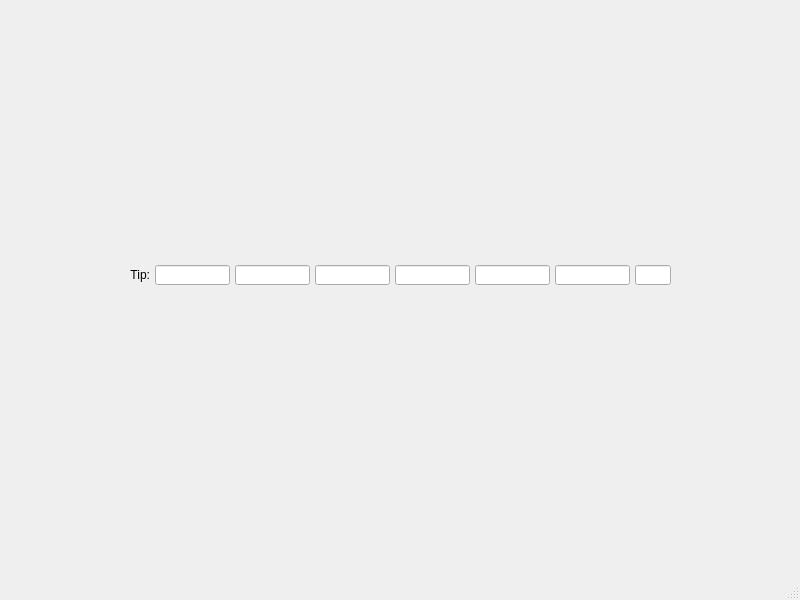
This is URModuleApp/op/ui/untitled.ui in nmarks99/URModuleIOC as Qt 5 draws it before an edit. The edited form follows.
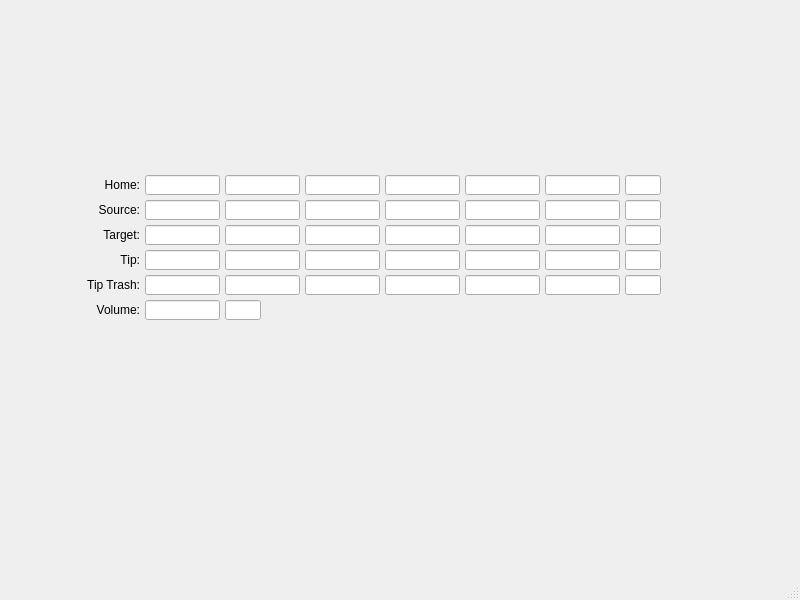
This is the edited form. Custom widgets are drawn as their Qt base class.

Commit message: fix url arg names,add pipette transfer to ui

Diff of the .ui file:
```diff
--- a/URModuleApp/op/ui/untitled.ui
+++ b/URModuleApp/op/ui/untitled.ui
@@ -14,33 +14,454 @@
    <string>MainWindow</string>
   </property>
   <widget class="QWidget" name="centralwidget">
-   <widget class="QLabel" name="label_22">
-    <property name="geometry">
-     <rect>
-      <x>75</x>
-      <y>265</y>
-      <width>75</width>
-      <height>19</height>
-     </rect>
-    </property>
-    <property name="text">
-     <string>Tip:</string>
-    </property>
-    <property name="alignment">
-     <set>Qt::AlignRight|Qt::AlignTrailing|Qt::AlignVCenter</set>
-    </property>
-   </widget>
    <widget class="caTextEntry" name="catextentry_73">
     <property name="geometry">
      <rect>
-      <x>395</x>
-      <y>265</y>
+      <x>385</x>
+      <y>225</y>
       <width>75</width>
       <height>20</height>
      </rect>
     </property>
     <property name="channel" stdset="0">
-     <string notr="true">$(P)$(R)PipettePMS:Tip4.VAL</string>
+     <string notr="true">$(P)$(R)PipetteTransfer:Target4.VAL</string>
+    </property>
+    <property name="background">
+     <color>
+      <red>115</red>
+      <green>223</green>
+      <blue>255</blue>
+     </color>
+    </property>
+    <property name="colorMode">
+     <enum>caLineEdit::Static</enum>
+    </property>
+   </widget>
+   <widget class="caTextEntry" name="catextentry_72">
+    <property name="geometry">
+     <rect>
+      <x>385</x>
+      <y>175</y>
+      <width>75</width>
+      <height>20</height>
+     </rect>
+    </property>
+    <property name="channel" stdset="0">
+     <string notr="true">$(P)$(R)PipetteTransfer:Home4.VAL</string>
+    </property>
+    <property name="background">
+     <color>
+      <red>115</red>
+      <green>223</green>
+      <blue>255</blue>
+     </color>
+    </property>
+    <property name="colorMode">
+     <enum>caLineEdit::Static</enum>
+    </property>
+   </widget>
+   <widget class="caTextEntry" name="catextentry_58">
+    <property name="geometry">
+     <rect>
+      <x>145</x>
+      <y>175</y>
+      <width>75</width>
+      <height>20</height>
+     </rect>
+    </property>
+    <property name="channel" stdset="0">
+     <string notr="true">$(P)$(R)PipetteTransfer:Home1.VAL</string>
+    </property>
+    <property name="background">
+     <color>
+      <red>115</red>
+      <green>223</green>
+      <blue>255</blue>
+     </color>
+    </property>
+    <property name="colorMode">
+     <enum>caLineEdit::Static</enum>
+    </property>
+   </widget>
+   <widget class="QLabel" name="label_25">
+    <property name="geometry">
+     <rect>
+      <x>65</x>
+      <y>250</y>
+      <width>75</width>
+      <height>19</height>
+     </rect>
+    </property>
+    <property name="text">
+     <string>Tip:</string>
+    </property>
+    <property name="alignment">
+     <set>Qt::AlignRight|Qt::AlignTrailing|Qt::AlignVCenter</set>
+    </property>
+   </widget>
+   <widget class="caTextEntry" name="catextentry_74">
+    <property name="geometry">
+     <rect>
+      <x>225</x>
+      <y>175</y>
+      <width>75</width>
+      <height>20</height>
+     </rect>
+    </property>
+    <property name="channel" stdset="0">
+     <string notr="true">$(P)$(R)PipetteTransfer:Home2.VAL</string>
+    </property>
+    <property name="background">
+     <color>
+      <red>115</red>
+      <green>223</green>
+      <blue>255</blue>
+     </color>
+    </property>
+    <property name="colorMode">
+     <enum>caLineEdit::Static</enum>
+    </property>
+   </widget>
+   <widget class="caTextEntry" name="catextentry_59">
+    <property name="geometry">
+     <rect>
+      <x>305</x>
+      <y>175</y>
+      <width>75</width>
+      <height>20</height>
+     </rect>
+    </property>
+    <property name="channel" stdset="0">
+     <string notr="true">$(P)$(R)PipetteTransfer:Home3.VAL</string>
+    </property>
+    <property name="background">
+     <color>
+      <red>115</red>
+      <green>223</green>
+      <blue>255</blue>
+     </color>
+    </property>
+    <property name="colorMode">
+     <enum>caLineEdit::Static</enum>
+    </property>
+   </widget>
+   <widget class="caLineEdit" name="calineedit_6">
+    <property name="geometry">
+     <rect>
+      <x>625</x>
+      <y>175</y>
+      <width>36</width>
+      <height>20</height>
+     </rect>
+    </property>
+    <property name="channel" stdset="0">
+     <string notr="true">$(P)$(R)PipetteTransfer:Home1.EGU</string>
+    </property>
+    <property name="foreground">
+     <color>
+      <red>0</red>
+      <green>0</green>
+      <blue>255</blue>
+     </color>
+    </property>
+    <property name="background">
+     <color>
+      <red>218</red>
+      <green>218</green>
+      <blue>218</blue>
+     </color>
+    </property>
+    <property name="colorMode">
+     <enum>caLineEdit::Static</enum>
+    </property>
+   </widget>
+   <widget class="caLineEdit" name="calineedit_10">
+    <property name="geometry">
+     <rect>
+      <x>225</x>
+      <y>300</y>
+      <width>36</width>
+      <height>20</height>
+     </rect>
+    </property>
+    <property name="channel" stdset="0">
+     <string notr="true">$(P)$(R)PipetteTransfer:Volume.EGU</string>
+    </property>
+    <property name="foreground">
+     <color>
+      <red>0</red>
+      <green>0</green>
+      <blue>255</blue>
+     </color>
+    </property>
+    <property name="background">
+     <color>
+      <red>218</red>
+      <green>218</green>
+      <blue>218</blue>
+     </color>
+    </property>
+    <property name="colorMode">
+     <enum>caLineEdit::Static</enum>
+    </property>
+   </widget>
+   <widget class="QLabel" name="label_24">
+    <property name="geometry">
+     <rect>
+      <x>65</x>
+      <y>200</y>
+      <width>75</width>
+      <height>19</height>
+     </rect>
+    </property>
+    <property name="text">
+     <string>Source:</string>
+    </property>
+    <property name="alignment">
+     <set>Qt::AlignRight|Qt::AlignTrailing|Qt::AlignVCenter</set>
+    </property>
+   </widget>
+   <widget class="caTextEntry" name="catextentry_85">
+    <property name="geometry">
+     <rect>
+      <x>465</x>
+      <y>250</y>
+      <width>75</width>
+      <height>20</height>
+     </rect>
+    </property>
+    <property name="channel" stdset="0">
+     <string notr="true">$(P)$(R)PipetteTransfer:Tip5.VAL</string>
+    </property>
+    <property name="background">
+     <color>
+      <red>115</red>
+      <green>223</green>
+      <blue>255</blue>
+     </color>
+    </property>
+    <property name="colorMode">
+     <enum>caLineEdit::Static</enum>
+    </property>
+   </widget>
+   <widget class="caTextEntry" name="catextentry_79">
+    <property name="geometry">
+     <rect>
+      <x>305</x>
+      <y>200</y>
+      <width>75</width>
+      <height>20</height>
+     </rect>
+    </property>
+    <property name="channel" stdset="0">
+     <string notr="true">$(P)$(R)PipetteTransfer:Source3.VAL</string>
+    </property>
+    <property name="background">
+     <color>
+      <red>115</red>
+      <green>223</green>
+      <blue>255</blue>
+     </color>
+    </property>
+    <property name="colorMode">
+     <enum>caLineEdit::Static</enum>
+    </property>
+   </widget>
+   <widget class="caLineEdit" name="calineedit_8">
+    <property name="geometry">
+     <rect>
+      <x>625</x>
+      <y>200</y>
+      <width>36</width>
+      <height>20</height>
+     </rect>
+    </property>
+    <property name="channel" stdset="0">
+     <string notr="true">$(P)$(R)PipetteTransfer:LocationUnits</string>
+    </property>
+    <property name="foreground">
+     <color>
+      <red>0</red>
+      <green>0</green>
+      <blue>255</blue>
+     </color>
+    </property>
+    <property name="background">
+     <color>
+      <red>218</red>
+      <green>218</green>
+      <blue>218</blue>
+     </color>
+    </property>
+    <property name="colorMode">
+     <enum>caLineEdit::Static</enum>
+    </property>
+   </widget>
+   <widget class="caTextEntry" name="catextentry_81">
+    <property name="geometry">
+     <rect>
+      <x>225</x>
+      <y>200</y>
+      <width>75</width>
+      <height>20</height>
+     </rect>
+    </property>
+    <property name="channel" stdset="0">
+     <string notr="true">$(P)$(R)PipetteTransfer:Source2.VAL</string>
+    </property>
+    <property name="background">
+     <color>
+      <red>115</red>
+      <green>223</green>
+      <blue>255</blue>
+     </color>
+    </property>
+    <property name="colorMode">
+     <enum>caLineEdit::Static</enum>
+    </property>
+   </widget>
+   <widget class="caTextEntry" name="catextentry_88">
+    <property name="geometry">
+     <rect>
+      <x>145</x>
+      <y>250</y>
+      <width>75</width>
+      <height>20</height>
+     </rect>
+    </property>
+    <property name="channel" stdset="0">
+     <string notr="true">$(P)$(R)PipetteTransfer:Tip1.VAL</string>
+    </property>
+    <property name="background">
+     <color>
+      <red>115</red>
+      <green>223</green>
+      <blue>255</blue>
+     </color>
+    </property>
+    <property name="colorMode">
+     <enum>caLineEdit::Static</enum>
+    </property>
+   </widget>
+   <widget class="caTextEntry" name="catextentry_70">
+    <property name="geometry">
+     <rect>
+      <x>145</x>
+      <y>300</y>
+      <width>75</width>
+      <height>20</height>
+     </rect>
+    </property>
+    <property name="channel" stdset="0">
+     <string notr="true">$(P)$(R)PipetteTransfer:Volume.VAL</string>
+    </property>
+    <property name="background">
+     <color>
+      <red>115</red>
+      <green>223</green>
+      <blue>255</blue>
+     </color>
+    </property>
+    <property name="colorMode">
+     <enum>caLineEdit::Static</enum>
+    </property>
+   </widget>
+   <widget class="caTextEntry" name="catextentry_86">
+    <property name="geometry">
+     <rect>
+      <x>225</x>
+      <y>250</y>
+      <width>75</width>
+      <height>20</height>
+     </rect>
+    </property>
+    <property name="channel" stdset="0">
+     <string notr="true">$(P)$(R)PipetteTransfer:Tip2.VAL</string>
+    </property>
+    <property name="background">
+     <color>
+      <red>115</red>
+      <green>223</green>
+      <blue>255</blue>
+     </color>
+    </property>
+    <property name="colorMode">
+     <enum>caLineEdit::Static</enum>
+    </property>
+   </widget>
+   <widget class="caTextEntry" name="catextentry_87">
+    <property name="geometry">
+     <rect>
+      <x>545</x>
+      <y>250</y>
+      <width>75</width>
+      <height>20</height>
+     </rect>
+    </property>
+    <property name="channel" stdset="0">
+     <string notr="true">$(P)$(R)PipetteTransfer:Tip6.VAL</string>
+    </property>
+    <property name="background">
+     <color>
+      <red>115</red>
+      <green>223</green>
+      <blue>255</blue>
+     </color>
+    </property>
+    <property name="colorMode">
+     <enum>caLineEdit::Static</enum>
+    </property>
+   </widget>
+   <widget class="caTextEntry" name="catextentry_80">
+    <property name="geometry">
+     <rect>
+      <x>545</x>
+      <y>200</y>
+      <width>75</width>
+      <height>20</height>
+     </rect>
+    </property>
+    <property name="channel" stdset="0">
+     <string notr="true">$(P)$(R)PipetteTransfer:Source6.VAL</string>
+    </property>
+    <property name="background">
+     <color>
+      <red>115</red>
+      <green>223</green>
+      <blue>255</blue>
+     </color>
+    </property>
+    <property name="colorMode">
+     <enum>caLineEdit::Static</enum>
+    </property>
+   </widget>
+   <widget class="QLabel" name="label_21">
+    <property name="geometry">
+     <rect>
+      <x>65</x>
+      <y>175</y>
+      <width>75</width>
+      <height>19</height>
+     </rect>
+    </property>
+    <property name="text">
+     <string>Home:</string>
+    </property>
+    <property name="alignment">
+     <set>Qt::AlignRight|Qt::AlignTrailing|Qt::AlignVCenter</set>
+    </property>
+   </widget>
+   <widget class="caTextEntry" name="catextentry_84">
+    <property name="geometry">
+     <rect>
+      <x>385</x>
+      <y>250</y>
+      <width>75</width>
+      <height>20</height>
+     </rect>
+    </property>
+    <property name="channel" stdset="0">
+     <string notr="true">$(P)$(R)PipetteTransfer:Tip4.VAL</string>
     </property>
     <property name="background">
      <color>
@@ -56,8 +477,8 @@
    <widget class="caTextEntry" name="catextentry_76">
     <property name="geometry">
      <rect>
-      <x>235</x>
-      <y>265</y>
+      <x>225</x>
+      <y>225</y>
       <width>75</width>
       <height>20</height>
      </rect>
@@ -76,40 +497,33 @@
      <enum>caLineEdit::Static</enum>
     </property>
    </widget>
+   <widget class="QLabel" name="label_22">
+    <property name="geometry">
+     <rect>
+      <x>65</x>
+      <y>225</y>
+      <width>75</width>
+      <height>19</height>
+     </rect>
+    </property>
+    <property name="text">
+     <string>Target:</string>
+    </property>
+    <property name="alignment">
+     <set>Qt::AlignRight|Qt::AlignTrailing|Qt::AlignVCenter</set>
+    </property>
+   </widget>
    <widget class="caTextEntry" name="catextentry_61">
     <property name="geometry">
      <rect>
-      <x>475</x>
-      <y>265</y>
+      <x>465</x>
+      <y>225</y>
       <width>75</width>
       <height>20</height>
      </rect>
     </property>
     <property name="channel" stdset="0">
-     <string notr="true">$(P)$(R)PipettePMS:Tip5.VAL</string>
-    </property>
-    <property name="background">
-     <color>
-      <red>115</red>
-      <green>223</green>
-      <blue>255</blue>
-     </color>
-    </property>
-    <property name="colorMode">
-     <enum>caLineEdit::Static</enum>
-    </property>
-   </widget>
-   <widget class="caTextEntry" name="catextentry_71">
-    <property name="geometry">
-     <rect>
-      <x>155</x>
-      <y>265</y>
-      <width>75</width>
-      <height>20</height>
-     </rect>
-    </property>
-    <property name="channel" stdset="0">
-     <string notr="true">$(P)$(R)PipettePMS:Tip1.VAL</string>
+     <string notr="true">$(P)$(R)PipetteTransfer:Target5.VAL</string>
     </property>
     <property name="background">
      <color>
@@ -125,8 +539,8 @@
    <widget class="caTextEntry" name="catextentry_57">
     <property name="geometry">
      <rect>
-      <x>555</x>
-      <y>265</y>
+      <x>545</x>
+      <y>225</y>
       <width>75</width>
       <height>20</height>
      </rect>
@@ -145,17 +559,79 @@
      <enum>caLineEdit::Static</enum>
     </property>
    </widget>
-   <widget class="caTextEntry" name="catextentry_60">
+   <widget class="caTextEntry" name="catextentry_62">
     <property name="geometry">
      <rect>
-      <x>315</x>
-      <y>265</y>
+      <x>545</x>
+      <y>175</y>
       <width>75</width>
       <height>20</height>
      </rect>
     </property>
     <property name="channel" stdset="0">
-     <string notr="true">$(P)$(R)PipettePMS:Tip3.VAL</string>
+     <string notr="true">$(P)$(R)PipetteTransfer:Home6.VAL</string>
+    </property>
+    <property name="background">
+     <color>
+      <red>115</red>
+      <green>223</green>
+      <blue>255</blue>
+     </color>
+    </property>
+    <property name="colorMode">
+     <enum>caLineEdit::Static</enum>
+    </property>
+   </widget>
+   <widget class="QLabel" name="label_23">
+    <property name="geometry">
+     <rect>
+      <x>65</x>
+      <y>300</y>
+      <width>75</width>
+      <height>19</height>
+     </rect>
+    </property>
+    <property name="text">
+     <string>Volume:</string>
+    </property>
+    <property name="alignment">
+     <set>Qt::AlignRight|Qt::AlignTrailing|Qt::AlignVCenter</set>
+    </property>
+   </widget>
+   <widget class="caTextEntry" name="catextentry_78">
+    <property name="geometry">
+     <rect>
+      <x>145</x>
+      <y>200</y>
+      <width>75</width>
+      <height>20</height>
+     </rect>
+    </property>
+    <property name="channel" stdset="0">
+     <string notr="true">$(P)$(R)PipetteTransfer:Source1.VAL</string>
+    </property>
+    <property name="background">
+     <color>
+      <red>115</red>
+      <green>223</green>
+      <blue>255</blue>
+     </color>
+    </property>
+    <property name="colorMode">
+     <enum>caLineEdit::Static</enum>
+    </property>
+   </widget>
+   <widget class="caTextEntry" name="catextentry_71">
+    <property name="geometry">
+     <rect>
+      <x>145</x>
+      <y>225</y>
+      <width>75</width>
+      <height>20</height>
+     </rect>
+    </property>
+    <property name="channel" stdset="0">
+     <string notr="true">$(P)$(R)PipetteTransfer:Target1.VAL</string>
     </property>
     <property name="background">
      <color>
@@ -171,8 +647,8 @@
    <widget class="caLineEdit" name="calineedit_5">
     <property name="geometry">
      <rect>
-      <x>635</x>
-      <y>265</y>
+      <x>625</x>
+      <y>225</y>
       <width>36</width>
       <height>20</height>
      </rect>
@@ -198,6 +674,354 @@
      <enum>caLineEdit::Static</enum>
     </property>
    </widget>
+   <widget class="caTextEntry" name="catextentry_83">
+    <property name="geometry">
+     <rect>
+      <x>305</x>
+      <y>250</y>
+      <width>75</width>
+      <height>20</height>
+     </rect>
+    </property>
+    <property name="channel" stdset="0">
+     <string notr="true">$(P)$(R)PipetteTransfer:Tip3.VAL</string>
+    </property>
+    <property name="background">
+     <color>
+      <red>115</red>
+      <green>223</green>
+      <blue>255</blue>
+     </color>
+    </property>
+    <property name="colorMode">
+     <enum>caLineEdit::Static</enum>
+    </property>
+   </widget>
+   <widget class="caTextEntry" name="catextentry_82">
+    <property name="geometry">
+     <rect>
+      <x>465</x>
+      <y>200</y>
+      <width>75</width>
+      <height>20</height>
+     </rect>
+    </property>
+    <property name="channel" stdset="0">
+     <string notr="true">$(P)$(R)PipetteTransfer:Source5.VAL</string>
+    </property>
+    <property name="background">
+     <color>
+      <red>115</red>
+      <green>223</green>
+      <blue>255</blue>
+     </color>
+    </property>
+    <property name="colorMode">
+     <enum>caLineEdit::Static</enum>
+    </property>
+   </widget>
+   <widget class="caTextEntry" name="catextentry_77">
+    <property name="geometry">
+     <rect>
+      <x>385</x>
+      <y>200</y>
+      <width>75</width>
+      <height>20</height>
+     </rect>
+    </property>
+    <property name="channel" stdset="0">
+     <string notr="true">$(P)$(R)PipetteTransfer:Source4.VAL</string>
+    </property>
+    <property name="background">
+     <color>
+      <red>115</red>
+      <green>223</green>
+      <blue>255</blue>
+     </color>
+    </property>
+    <property name="colorMode">
+     <enum>caLineEdit::Static</enum>
+    </property>
+   </widget>
+   <widget class="caTextEntry" name="catextentry_75">
+    <property name="geometry">
+     <rect>
+      <x>465</x>
+      <y>175</y>
+      <width>75</width>
+      <height>20</height>
+     </rect>
+    </property>
+    <property name="channel" stdset="0">
+     <string notr="true">$(P)$(R)PipetteTransfer:Home5.VAL</string>
+    </property>
+    <property name="background">
+     <color>
+      <red>115</red>
+      <green>223</green>
+      <blue>255</blue>
+     </color>
+    </property>
+    <property name="colorMode">
+     <enum>caLineEdit::Static</enum>
+    </property>
+   </widget>
+   <widget class="caTextEntry" name="catextentry_60">
+    <property name="geometry">
+     <rect>
+      <x>305</x>
+      <y>225</y>
+      <width>75</width>
+      <height>20</height>
+     </rect>
+    </property>
+    <property name="channel" stdset="0">
+     <string notr="true">$(P)$(R)PipetteTransfer:Target3.VAL</string>
+    </property>
+    <property name="background">
+     <color>
+      <red>115</red>
+      <green>223</green>
+      <blue>255</blue>
+     </color>
+    </property>
+    <property name="colorMode">
+     <enum>caLineEdit::Static</enum>
+    </property>
+   </widget>
+   <widget class="caLineEdit" name="calineedit_9">
+    <property name="geometry">
+     <rect>
+      <x>625</x>
+      <y>250</y>
+      <width>36</width>
+      <height>20</height>
+     </rect>
+    </property>
+    <property name="channel" stdset="0">
+     <string notr="true">$(P)$(R)PipetteTransfer:LocationUnits</string>
+    </property>
+    <property name="foreground">
+     <color>
+      <red>0</red>
+      <green>0</green>
+      <blue>255</blue>
+     </color>
+    </property>
+    <property name="background">
+     <color>
+      <red>218</red>
+      <green>218</green>
+      <blue>218</blue>
+     </color>
+    </property>
+    <property name="colorMode">
+     <enum>caLineEdit::Static</enum>
+    </property>
+   </widget>
+   <widget class="caLineEdit" name="calineedit_4">
+    <property name="geometry">
+     <rect>
+      <x>625</x>
+      <y>275</y>
+      <width>36</width>
+      <height>20</height>
+     </rect>
+    </property>
+    <property name="channel" stdset="0">
+     <string notr="true">$(P)$(R)PipetteTransfer:LocationUnits</string>
+    </property>
+    <property name="foreground">
+     <color>
+      <red>0</red>
+      <green>0</green>
+      <blue>255</blue>
+     </color>
+    </property>
+    <property name="background">
+     <color>
+      <red>218</red>
+      <green>218</green>
+      <blue>218</blue>
+     </color>
+    </property>
+    <property name="colorMode">
+     <enum>caLineEdit::Static</enum>
+    </property>
+   </widget>
+   <widget class="caTextEntry" name="catextentry_65">
+    <property name="geometry">
+     <rect>
+      <x>465</x>
+      <y>275</y>
+      <width>75</width>
+      <height>20</height>
+     </rect>
+    </property>
+    <property name="channel" stdset="0">
+     <string notr="true">$(P)$(R)PipetteTransfer:TipTrash5.VAL</string>
+    </property>
+    <property name="background">
+     <color>
+      <red>115</red>
+      <green>223</green>
+      <blue>255</blue>
+     </color>
+    </property>
+    <property name="colorMode">
+     <enum>caLineEdit::Static</enum>
+    </property>
+   </widget>
+   <widget class="caTextEntry" name="catextentry_66">
+    <property name="geometry">
+     <rect>
+      <x>225</x>
+      <y>275</y>
+      <width>75</width>
+      <height>20</height>
+     </rect>
+    </property>
+    <property name="channel" stdset="0">
+     <string notr="true">$(P)$(R)PipetteTransfer:TipTrash2.VAL</string>
+    </property>
+    <property name="background">
+     <color>
+      <red>115</red>
+      <green>223</green>
+      <blue>255</blue>
+     </color>
+    </property>
+    <property name="colorMode">
+     <enum>caLineEdit::Static</enum>
+    </property>
+   </widget>
+   <widget class="caTextEntry" name="catextentry_67">
+    <property name="geometry">
+     <rect>
+      <x>305</x>
+      <y>275</y>
+      <width>75</width>
+      <height>20</height>
+     </rect>
+    </property>
+    <property name="channel" stdset="0">
+     <string notr="true">$(P)$(R)PipetteTransfer:TipTrash3.VAL</string>
+    </property>
+    <property name="background">
+     <color>
+      <red>115</red>
+      <green>223</green>
+      <blue>255</blue>
+     </color>
+    </property>
+    <property name="colorMode">
+     <enum>caLineEdit::Static</enum>
+    </property>
+   </widget>
+   <widget class="QLabel" name="label_19">
+    <property name="geometry">
+     <rect>
+      <x>65</x>
+      <y>275</y>
+      <width>75</width>
+      <height>19</height>
+     </rect>
+    </property>
+    <property name="text">
+     <string>Tip Trash:</string>
+    </property>
+    <property name="alignment">
+     <set>Qt::AlignRight|Qt::AlignTrailing|Qt::AlignVCenter</set>
+    </property>
+   </widget>
+   <widget class="caTextEntry" name="catextentry_63">
+    <property name="geometry">
+     <rect>
+      <x>545</x>
+      <y>275</y>
+      <width>75</width>
+      <height>20</height>
+     </rect>
+    </property>
+    <property name="channel" stdset="0">
+     <string notr="true">$(P)$(R)PipetteTransfer:TipTrash6.VAL</string>
+    </property>
+    <property name="background">
+     <color>
+      <red>115</red>
+      <green>223</green>
+      <blue>255</blue>
+     </color>
+    </property>
+    <property name="colorMode">
+     <enum>caLineEdit::Static</enum>
+    </property>
+   </widget>
+   <widget class="caTextEntry" name="catextentry_64">
+    <property name="geometry">
+     <rect>
+      <x>385</x>
+      <y>275</y>
+      <width>75</width>
+      <height>20</height>
+     </rect>
+    </property>
+    <property name="channel" stdset="0">
+     <string notr="true">$(P)$(R)PipetteTransfer:TipTrash4.VAL</string>
+    </property>
+    <property name="background">
+     <color>
+      <red>115</red>
+      <green>223</green>
+      <blue>255</blue>
+     </color>
+    </property>
+    <property name="colorMode">
+     <enum>caLineEdit::Static</enum>
+    </property>
+   </widget>
+   <widget class="caTextEntry" name="catextentry_68">
+    <property name="geometry">
+     <rect>
+      <x>145</x>
+      <y>275</y>
+      <width>75</width>
+      <height>20</height>
+     </rect>
+    </property>
+    <property name="channel" stdset="0">
+     <string notr="true">$(P)$(R)PipetteTransfer:TipTrash1.VAL</string>
+    </property>
+    <property name="background">
+     <color>
+      <red>115</red>
+      <green>223</green>
+      <blue>255</blue>
+     </color>
+    </property>
+    <property name="colorMode">
+     <enum>caLineEdit::Static</enum>
+    </property>
+   </widget>
+   <widget class="caChoice" name="cachoice_4">
+    <property name="geometry">
+     <rect>
+      <x>145</x>
+      <y>335</y>
+      <width>121</width>
+      <height>20</height>
+     </rect>
+    </property>
+    <property name="channel" stdset="0">
+     <string notr="true">$(P)$(R)PipetteTransfer:JointAngleLocations.VAL</string>
+    </property>
+    <property name="stackingMode" stdset="0">
+     <enum>caChoice::Column</enum>
+    </property>
+    <property name="endBit">
+     <number>1</number>
+    </property>
+   </widget>
   </widget>
   <widget class="QMenuBar" name="menubar">
    <property name="geometry">
@@ -212,6 +1036,11 @@
   <widget class="QStatusBar" name="statusbar"/>
  </widget>
  <customwidgets>
+  <customwidget>
+   <class>caChoice</class>
+   <extends>QWidget</extends>
+   <header>caChoice</header>
+  </customwidget>
   <customwidget>
    <class>caTextEntry</class>
    <extends>caLineEdit</extends>
```
Left out of the diff: 6 changed lines with no effect on the pictures. The commit also changes 4 other files.
